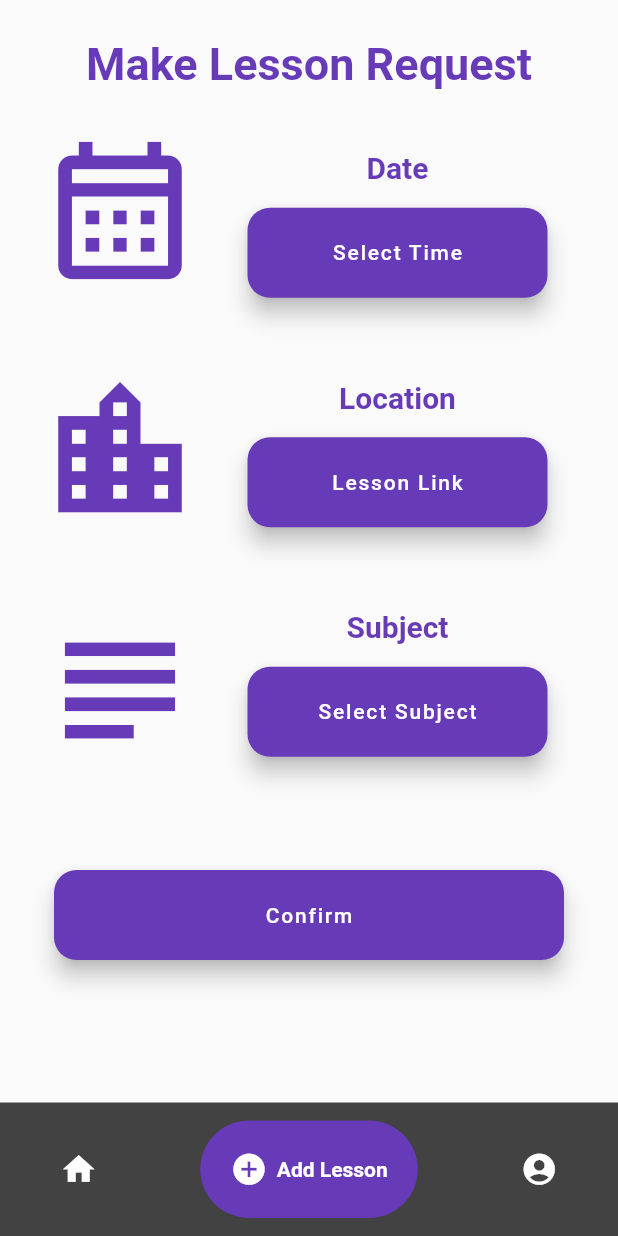
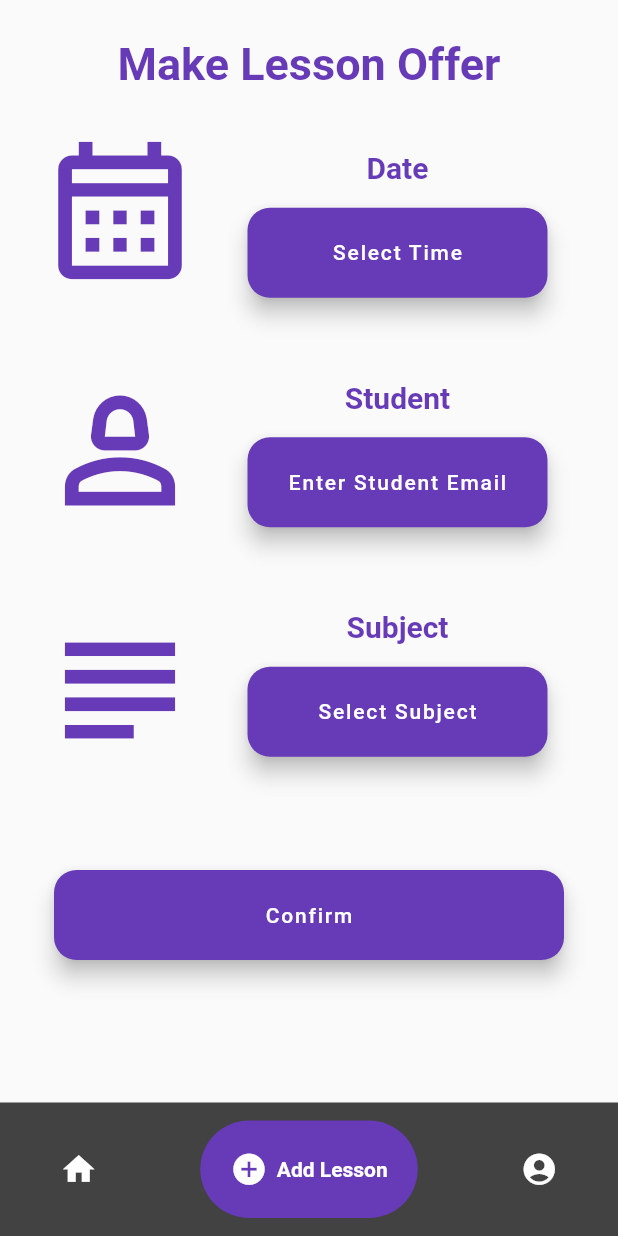
Before and after one commit to Studios-Async/TMS_Application, a Flutter app: the screen it shows after launch, item 2 of the bottom bar chosen, on a phone screen of 412 x 824 dp. Run offline on Flutter 3.47's test engine with Material 2 defaults, Android fonts, the phone set to English and light mode, and no system bars; drawn by our look-alikes of google_nav_bar; our stand-ins replace firebase_core, flutter_feather_icons, lottie, table_calendar; accounts and stored records are empty.

Commit message:
make lesson offer ui added

```diff
--- a/lib/general_screens/Tutor/Utilities/tutor_navbar.dart
+++ b/lib/general_screens/Tutor/Utilities/tutor_navbar.dart
@@ -3,6 +3,8 @@ import 'package:google_nav_bar/google_nav_bar.dart';
 import 'package:tms/general_screens/lesson_request.dart';
 import 'package:tms/general_screens/Tutor/tutor_home.dart';
 import 'package:tms/general_screens/Student/welldone_page.dart';
+import 'package:tms/general_screens/Tutor/tutor_lessons.dart';
+import 'package:tms/general_screens/Tutor/tutor_lessons.dart';
 
 class TutorNavBar extends StatefulWidget {
   const TutorNavBar({Key? key}) : super(key: key);
@@ -16,7 +18,7 @@ class _TutorNavBarState extends State<TutorNavBar> {
   late ScrollController _scrollController; // Controller for scrolling
   List<Widget> pages = [
     TutorHome(),
-    LessonPage(),
+    SeeRequestsPage(),
     Placeholder()
   ]; // List of pages
 
--- /dev/null
+++ b/lib/general_screens/Tutor/tutor_lessons.dart
@@ -0,0 +1,120 @@
+import 'package:flutter/material.dart';
+import 'package:tms/Utilities/buttontemplate.dart';
+
+class SeeRequestsPage extends StatefulWidget {
+  const SeeRequestsPage({super.key});
+
+  @override
+  State<SeeRequestsPage> createState() => _SeeRequestsState();
+}
+
+class _SeeRequestsState extends State<SeeRequestsPage> {
+  @override
+  Widget build(BuildContext context) {
+    return Scaffold(
+        body: SafeArea(
+            child: Container(
+                padding: const EdgeInsets.only(top: 25, bottom: 40),
+                child: Column(children: [
+                  const Text('Make Lesson Offer',
+                      style: TextStyle(
+                          color: Colors.deepPurple,
+                          fontWeight: FontWeight.bold,
+                          fontSize: 30)),
+                  Row(
+                    children: [
+                      Column(
+                        children: const [
+                          Padding(
+                            padding: EdgeInsets.all(25),
+                            child: Icon(Icons.calendar_month_outlined,
+                                color: Colors.deepPurple, size: 110),
+                          ),
+                          Padding(
+                            padding: EdgeInsets.all(25),
+                            child: Icon(
+                              Icons.person_2_outlined,
+                              color: Colors.deepPurple,
+                              size: 110,
+                            ),
+                          ),
+                          Padding(
+                            padding: EdgeInsets.all(25),
+                            child: Icon(Icons.subject_outlined,
+                                color: Colors.deepPurple, size: 110),
+                          )
+                        ],
+                      ),
+                      Column(
+                        //mainAxisAlignment: MainAxisAlignment.start,
+                        children: [
+                          const Padding(
+                            padding: EdgeInsets.only(
+                                top: 10, left: 25, right: 25, bottom: 10),
+                            child: Text('Date',
+                                style: TextStyle(
+                                    color: Colors.deepPurple,
+                                    fontSize: 20,
+                                    fontWeight: FontWeight.bold)),
+                          ),
+                          Padding(
+                              padding: const EdgeInsets.all(5),
+                              child: NewButton(
+                                voidcallback: null,
+                                buttonheight: 60,
+                                buttonwidth: 200,
+                                usingIcon: false,
+                                text: 'Select Time',
+                              )),
+                          const Padding(
+                            padding: EdgeInsets.only(
+                                top: 50, left: 25, right: 25, bottom: 10),
+                            child: Text('Student',
+                                style: TextStyle(
+                                    color: Colors.deepPurple,
+                                    fontSize: 20,
+                                    fontWeight: FontWeight.bold)),
+                          ),
+                          Padding(
+                              padding: const EdgeInsets.all(5),
+                              child: NewButton(
+                                voidcallback: null,
+                                buttonheight: 60,
+                                buttonwidth: 200,
+                                usingIcon: false,
+                                text: 'Enter Student Email',
+                              )),
+                          const Padding(
+                            padding: EdgeInsets.only(
+                                top: 50, left: 25, right: 25, bottom: 10),
+                            child: Text('Subject',
+                                style: TextStyle(
+                                    color: Colors.deepPurple,
+                                    fontSize: 20,
+                                    fontWeight: FontWeight.bold)),
+                          ),
+                          Padding(
+                              padding: const EdgeInsets.all(5),
+                              child: NewButton(
+                                voidcallback: null,
+                                buttonheight: 60,
+                                buttonwidth: 200,
+                                usingIcon: false,
+                                text: 'Select Subject',
+                              )),
+                        ],
+                      ),
+                    ],
+                  ),
+                  Padding(
+                    padding: const EdgeInsets.only(top: 40),
+                    child: NewButton(
+                        voidcallback: null,
+                        buttonheight: 60,
+                        buttonwidth: 340,
+                        usingIcon: false,
+                        text: 'Confirm'),
+                  )
+                ]))));
+  }
+}
```
